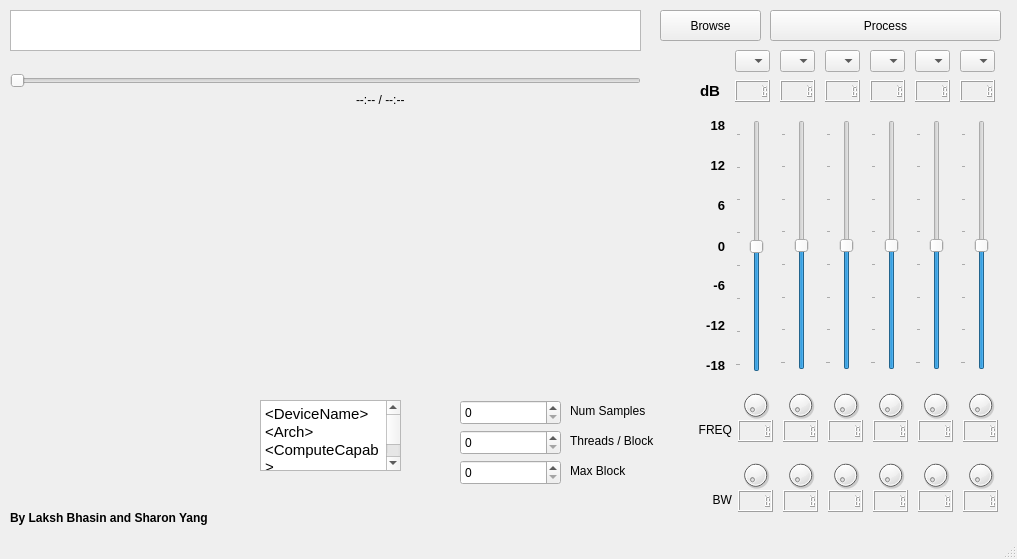
First picture: the form in ui/mainapp.ui, repository lakshbhasin/gpu_parametric_eq, before the edit.
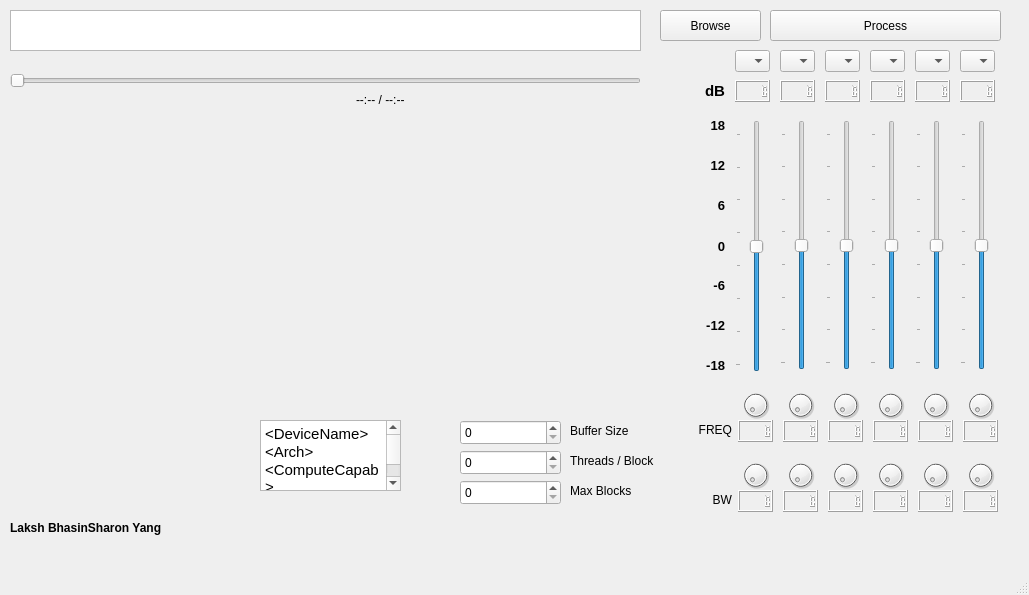
Second picture: the form after the edit. Custom widgets are drawn as their Qt base class.

Commit message:
Fixed issues with updating buffer size etc.
It was just an issue with the message that was being printed. Also, when
changing the buffer size, we need to change the transfer function on the
device side, so that's been updated.

I also turned the time-string timer into a general-purpose listener,
which also listens for whether the song has ended every 100 ms. Any
other listening code should be added to the songListener() function.

Lastly, I've been changing the sliders so that we can possibly make the
whole GUI black.

```diff
--- a/ui/mainapp.ui
+++ b/ui/mainapp.ui
@@ -6,8 +6,8 @@
    <rect>
     <x>0</x>
     <y>0</y>
-    <width>1017</width>
-    <height>559</height>
+    <width>1029</width>
+    <height>595</height>
    </rect>
   </property>
   <property name="windowTitle">
@@ -115,7 +115,7 @@
     <property name="geometry">
      <rect>
       <x>260</x>
-      <y>400</y>
+      <y>420</y>
       <width>141</width>
       <height>71</height>
      </rect>
@@ -135,7 +135,7 @@
     <property name="geometry">
      <rect>
       <x>570</x>
-      <y>430</y>
+      <y>450</y>
       <width>111</width>
       <height>21</height>
      </rect>
@@ -148,20 +148,20 @@
     <property name="geometry">
      <rect>
       <x>570</x>
-      <y>460</y>
+      <y>480</y>
       <width>81</width>
       <height>21</height>
      </rect>
     </property>
     <property name="text">
-     <string>Max Block</string>
+     <string>Max Blocks</string>
     </property>
    </widget>
    <widget class="QLabel" name="appLogo">
     <property name="geometry">
      <rect>
       <x>-20</x>
-      <y>380</y>
+      <y>400</y>
       <width>171</width>
       <height>151</height>
      </rect>
@@ -171,10 +171,13 @@
     </property>
    </widget>
    <widget class="QSpinBox" name="threadsBlockBox">
+    <property name="enabled">
+     <bool>true</bool>
+    </property>
     <property name="geometry">
      <rect>
       <x>460</x>
-      <y>430</y>
+      <y>450</y>
       <width>101</width>
       <height>25</height>
      </rect>
@@ -184,7 +187,7 @@
     <property name="geometry">
      <rect>
       <x>460</x>
-      <y>460</y>
+      <y>480</y>
       <width>101</width>
       <height>25</height>
      </rect>
@@ -256,7 +259,7 @@
     <property name="geometry">
      <rect>
       <x>10</x>
-      <y>510</y>
+      <y>520</y>
       <width>261</width>
       <height>16</height>
      </rect>
@@ -269,7 +272,7 @@
      </font>
     </property>
     <property name="text">
-     <string>By Laksh Bhasin and Sharon Yang</string>
+     <string>Laksh BhasinSharon Yang</string>
     </property>
    </widget>
    <widget class="QSlider" name="verticalSlider">
@@ -694,7 +697,7 @@
    <widget class="QLabel" name="tickLabel">
     <property name="geometry">
      <rect>
-      <x>700</x>
+      <x>704</x>
       <y>80</y>
       <width>21</width>
       <height>22</height>
@@ -710,6 +713,9 @@
     <property name="text">
      <string>dB</string>
     </property>
+    <property name="alignment">
+     <set>Qt::AlignRight|Qt::AlignTrailing|Qt::AlignVCenter</set>
+    </property>
    </widget>
    <widget class="QLCDNumber" name="lcdNumber_1">
     <property name="geometry">
@@ -1205,7 +1211,7 @@
     <property name="geometry">
      <rect>
       <x>20</x>
-      <y>130</y>
+      <y>120</y>
       <width>621</width>
       <height>251</height>
      </rect>
@@ -1215,7 +1221,7 @@
     <property name="geometry">
      <rect>
       <x>460</x>
-      <y>400</y>
+      <y>420</y>
       <width>101</width>
       <height>25</height>
      </rect>
@@ -1225,13 +1231,13 @@
     <property name="geometry">
      <rect>
       <x>570</x>
-      <y>400</y>
+      <y>420</y>
       <width>111</width>
       <height>21</height>
      </rect>
     </property>
     <property name="text">
-     <string>Num Samples</string>
+     <string>Buffer Size</string>
     </property>
    </widget>
    <widget class="QComboBox" name="comboBox">
```
Left out of the diff: 5 changed lines with no effect on the pictures. The commit also changes 7 other files.
